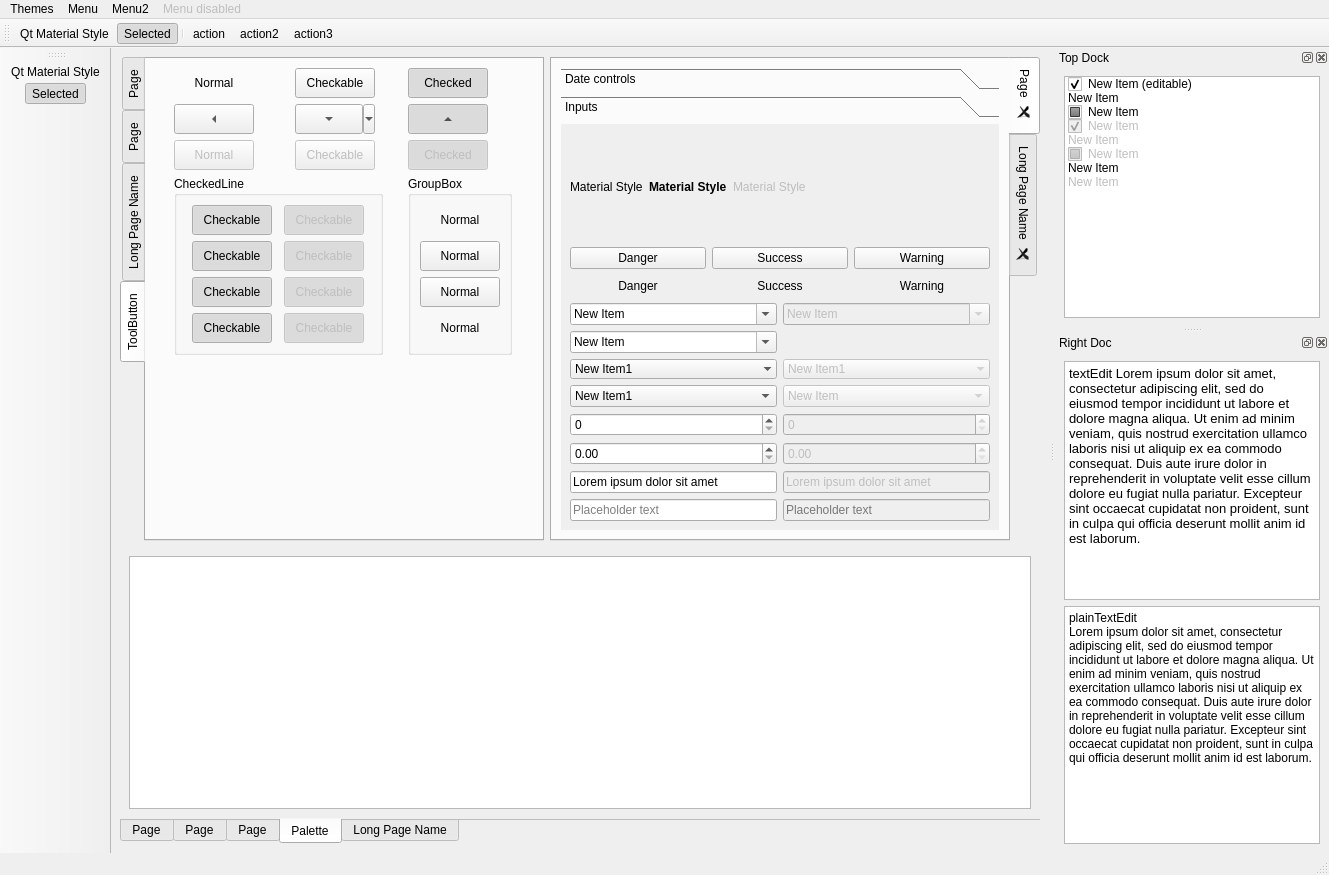
This is src/libs/widgets/examples/stylethemes/mainwindow.ui in chengxuewen/QExt as Qt 5 draws it before an edit. The edited form follows.
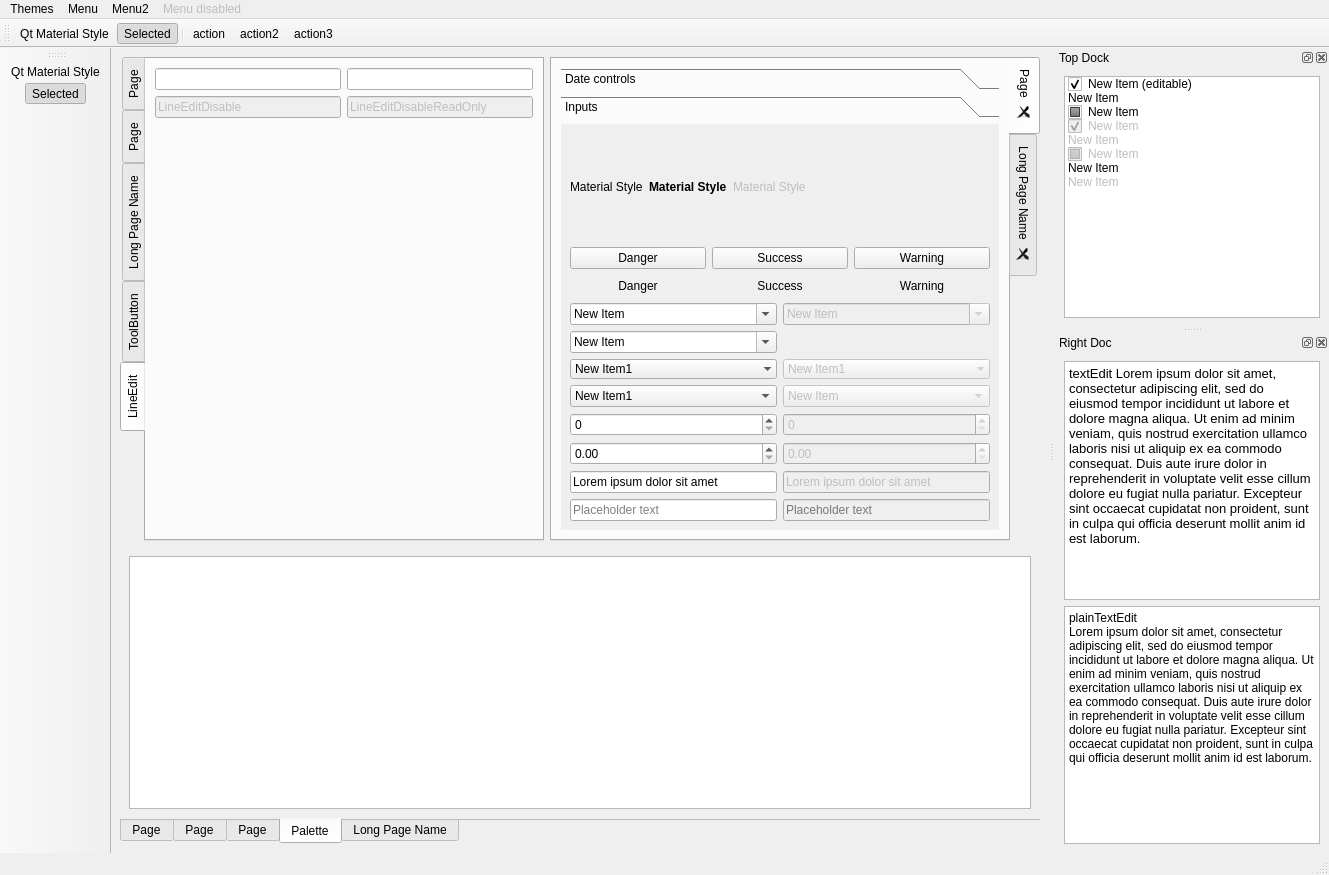
This is the edited form. Icons and pictures are not drawn.

```diff
--- a/src/libs/widgets/examples/stylethemes/mainwindow.ui
+++ b/src/libs/widgets/examples/stylethemes/mainwindow.ui
@@ -1419,7 +1419,7 @@
        <enum>QTabWidget::West</enum>
       </property>
       <property name="currentIndex">
-       <number>3</number>
+       <number>4</number>
       </property>
       <widget class="QWidget" name="tab_11">
        <attribute name="title">
@@ -2701,6 +2701,62 @@
         </item>
        </layout>
       </widget>
+      <widget class="QWidget" name="tab_40">
+       <attribute name="title">
+        <string>LineEdit</string>
+       </attribute>
+       <layout class="QGridLayout" name="gridLayout_40">
+        <item row="0" column="1">
+         <widget class="QLineEdit" name="lineEdit_6">
+          <property name="readOnly">
+           <bool>true</bool>
+          </property>
+         </widget>
+        </item>
+        <item row="0" column="0">
+         <widget class="QLineEdit" name="lineEdit_5"/>
+        </item>
+        <item row="2" column="1">
+         <spacer name="verticalSpacer_10">
+          <property name="orientation">
+           <enum>Qt::Vertical</enum>
+          </property>
+          <property name="sizeHint" stdset="0">
+           <size>
+            <width>20</width>
+            <height>40</height>
+           </size>
+          </property>
+         </spacer>
+        </item>
+        <item row="1" column="0">
+         <widget class="QLineEdit" name="lineEdit_7">
+          <property name="enabled">
+           <bool>false</bool>
+          </property>
+          <property name="text">
+           <string>LineEditDisable</string>
+          </property>
+          <property name="readOnly">
+           <bool>false</bool>
+          </property>
+         </widget>
+        </item>
+        <item row="1" column="1">
+         <widget class="QLineEdit" name="lineEdit_8">
+          <property name="enabled">
+           <bool>false</bool>
+          </property>
+          <property name="text">
+           <string>LineEditDisableReadOnly</string>
+          </property>
+          <property name="readOnly">
+           <bool>true</bool>
+          </property>
+         </widget>
+        </item>
+       </layout>
+      </widget>
      </widget>
     </item>
    </layout>
```
